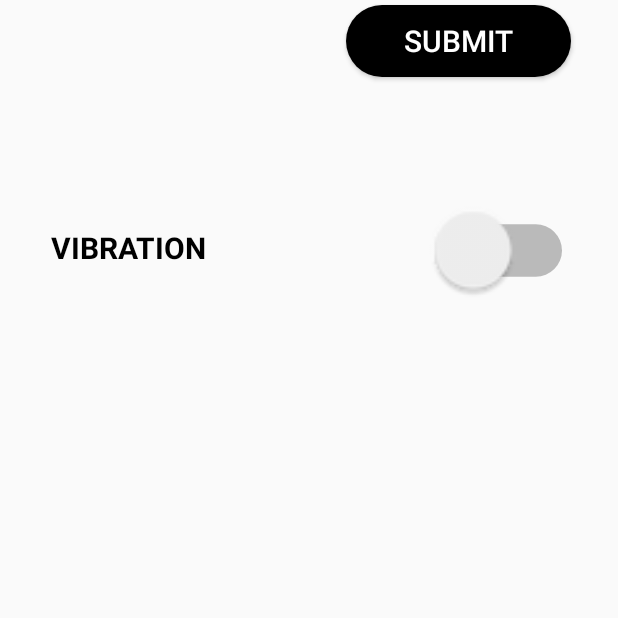
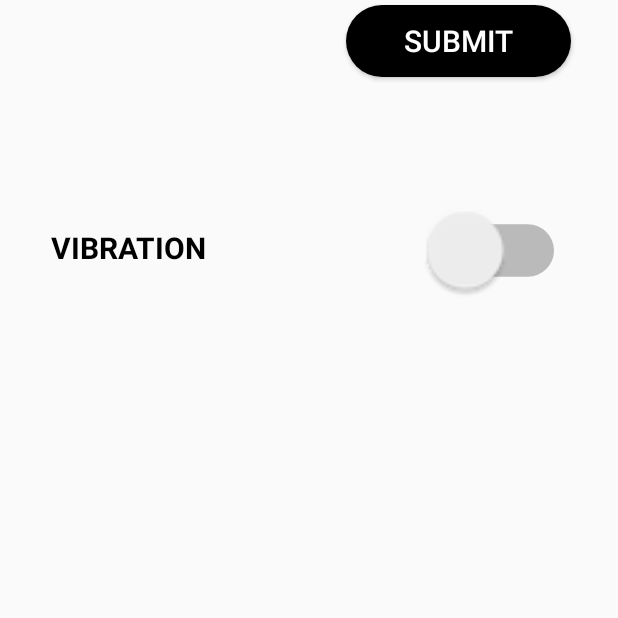
Before and after one commit to castreld/SIAGA, an Android app: the Settings screen opened directly, with no data from a screen before it, on a phone screen of 412 x 824 dp, the part 618-1236 px from its top. Run offline under Robolectric (Android 15) with nearby library versions, the phone set to English and light mode, and no system bars.

```diff
--- a/app/src/main/res/layout/activity_settings.xml
+++ b/app/src/main/res/layout/activity_settings.xml
@@ -64,7 +64,7 @@
         android:layout_height="wrap_content"
         android:scaleX="2.5"
         android:scaleY="2.5"
-        android:layout_marginLeft="135dp"
+        android:layout_marginLeft="130dp"
         android:layout_marginTop="-25dp"/>
 
 </LinearLayout>
```
